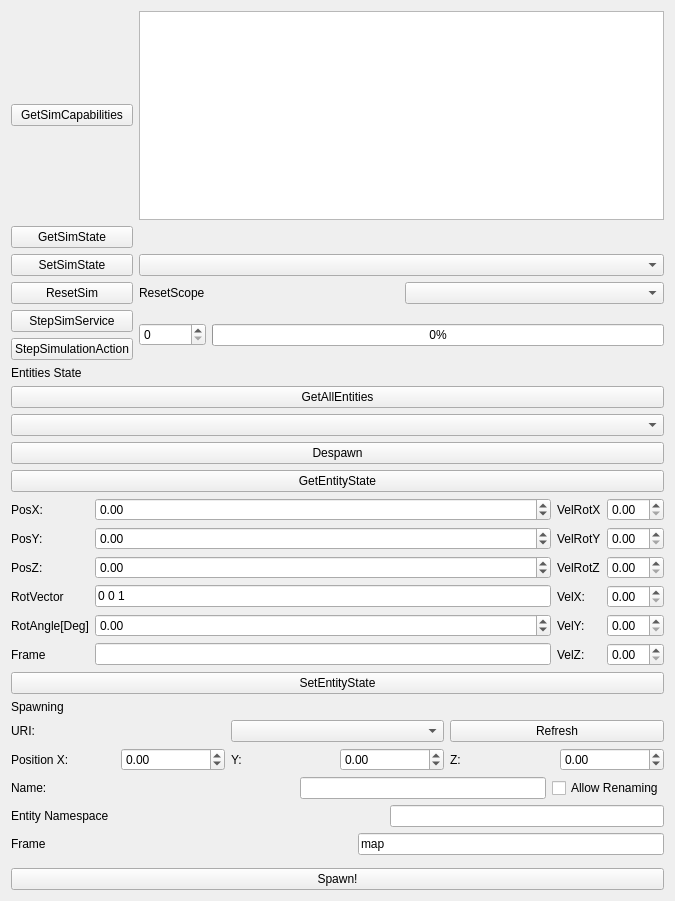
Above: src/sim_widget.ui from RobotecAI/q_simulation_interfaces before the change. Below: the same form after it.
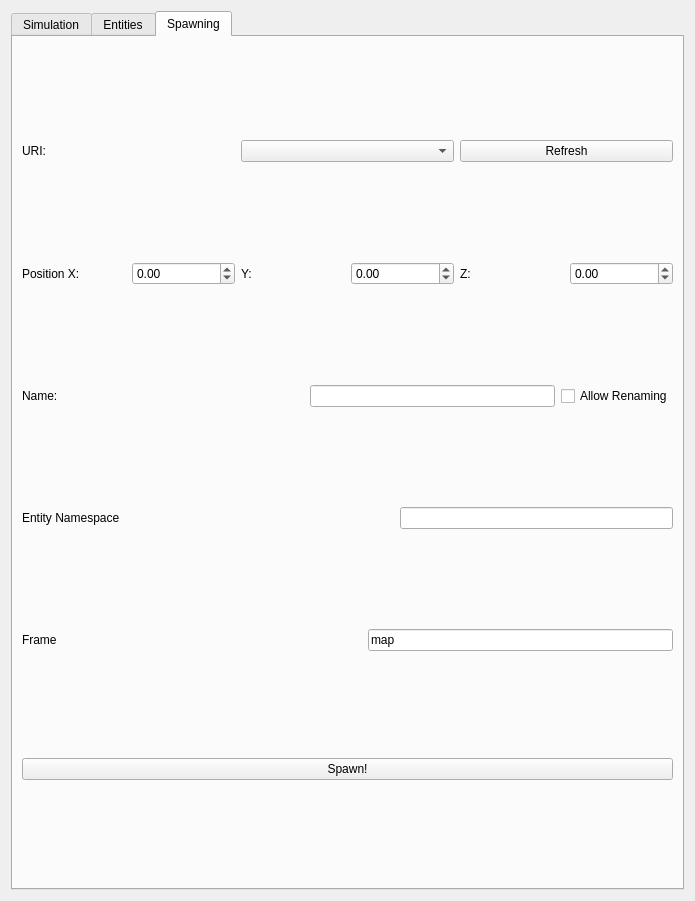
That is the form after the change. The open tabs and pages were chosen to show the change.

Commit message:
Change UI into tabs (#4)
* Morph into widgets

* Add QTabWidget

* Change into tabs

* Update src/sim_widget.ui

---------

```diff
--- a/src/sim_widget.ui
+++ b/src/sim_widget.ui
@@ -6,12 +6,20 @@
    <rect>
     <x>0</x>
     <y>0</y>
-    <width>675</width>
+    <width>695</width>
     <height>901</height>
    </rect>
   </property>
   <layout class="QVBoxLayout" name="verticalLayout_4">
    <item>
+    <widget class="QTabWidget" name="tabWidget">
+     <property name="currentIndex">
+      <number>0</number>
+     </property>
+     <widget class="QWidget" name="simulation">
+      <attribute name="title">
+       <string>Simulation</string>
+      </attribute>
     <layout class="QGridLayout" name="gridLayout">
      <item row="1" column="2">
       <widget class="QListWidget" name="listCapabilities"/>
@@ -108,16 +116,12 @@
       </layout>
      </item>
     </layout>
-   </item>
-   <item>
+     </widget>
+     <widget class="QWidget" name="entities">
+      <attribute name="title">
+       <string>Entities</string>
+      </attribute>
     <layout class="QVBoxLayout" name="verticalLayout">
-     <item>
-      <widget class="QLabel" name="label">
-       <property name="text">
-        <string>Entities State</string>
-       </property>
-      </widget>
-     </item>
      <item>
       <widget class="QPushButton" name="getAllEntitiesButton">
        <property name="text">
@@ -319,16 +323,12 @@
       </layout>
      </item>
     </layout>
-   </item>
-   <item>
-    <layout class="QVBoxLayout" name="verticalLayout_2">
-     <item>
-      <widget class="QLabel" name="label_2">
-       <property name="text">
+     </widget>
+     <widget class="QWidget" name="spawning">
+      <attribute name="title">
         <string>Spawning</string>
-       </property>
-      </widget>
-     </item>
+      </attribute>
+      <layout class="QVBoxLayout" name="verticalLayout_2">
      <item>
       <layout class="QHBoxLayout" name="horizontalLayout_2">
        <item>
@@ -518,6 +518,8 @@
       </widget>
      </item>
     </layout>
+     </widget>
+    </widget>
    </item>
   </layout>
  </widget>
```
Lines whose indentation alone changed are shown as unchanged.
